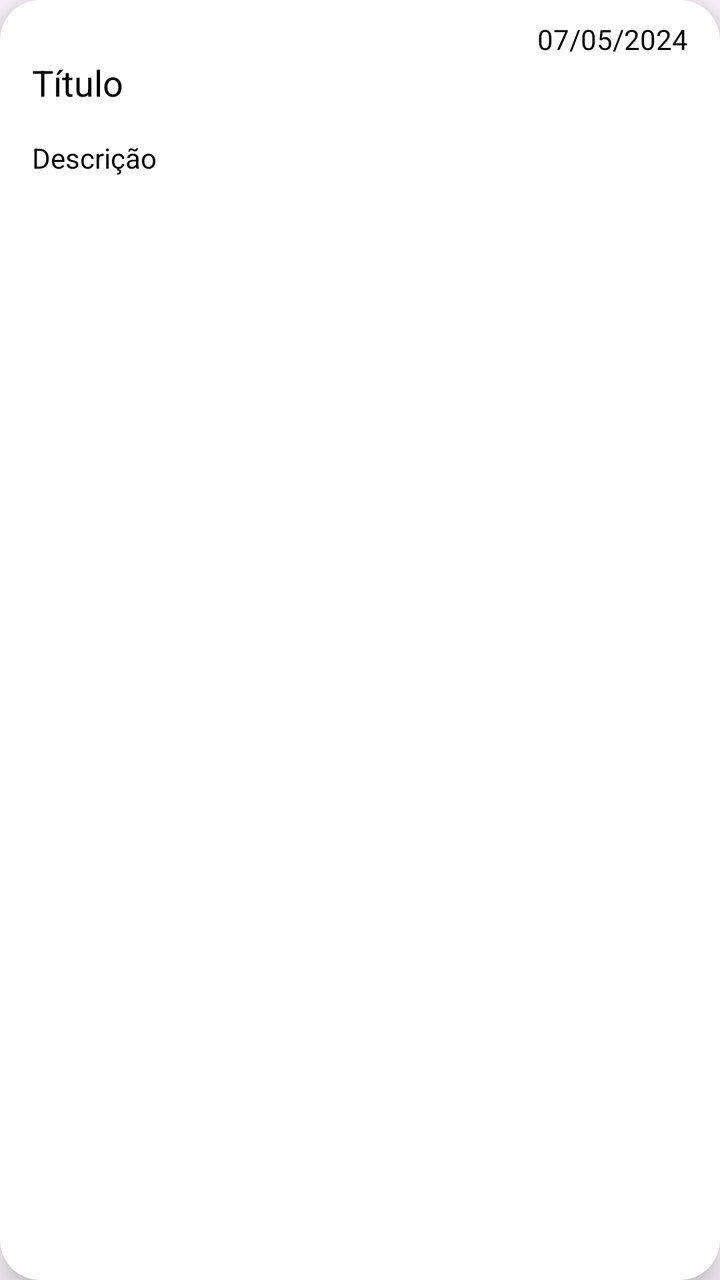
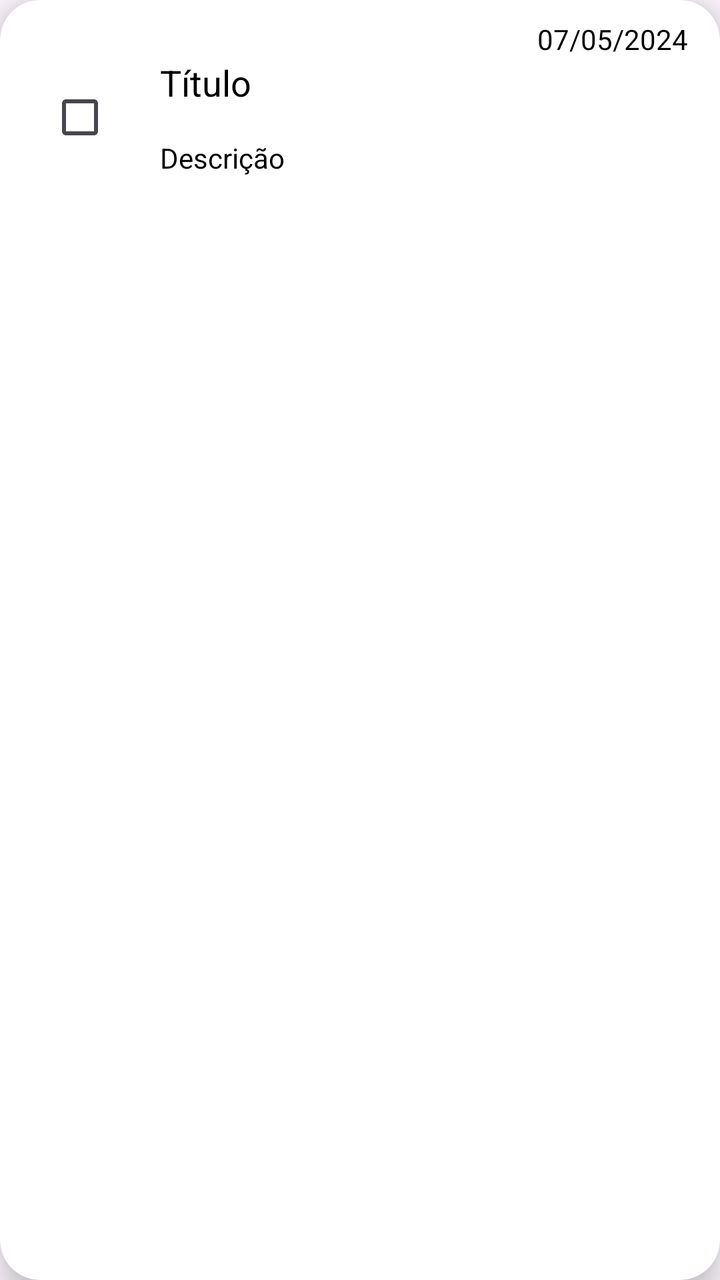

Before-and-after screenshots of an Android layout around one commit, followed by the original layout XML and the change that was made.
<!-- AndroidManifest.xml: application theme Theme.BlocoDeNotas -->
<!-- res/layout/notas_item.xml -->
<?xml version="1.0" encoding="utf-8"?>
<androidx.cardview.widget.CardView xmlns:android="http://schemas.android.com/apk/res/android"
    xmlns:app="http://schemas.android.com/apk/res-auto"
    android:layout_width="match_parent"
    android:layout_height="wrap_content"
    android:layout_marginHorizontal="10dp"
    android:layout_marginVertical="8dp"
    app:cardCornerRadius="20dp"
    app:cardElevation="10dp">

    <androidx.constraintlayout.widget.ConstraintLayout
        android:layout_width="match_parent"
        android:layout_height="wrap_content">

        <CheckBox
            android:id="@+id/checkbox"
            android:layout_width="wrap_content"
            android:layout_height="wrap_content"
            android:layout_marginStart="16dp"
            android:visibility="gone"
            app:layout_constraintBottom_toBottomOf="@id/descricao"
            app:layout_constraintStart_toStartOf="parent"
            app:layout_constraintTop_toTopOf="@id/titulo" />

        <TextView
            style="@style/TEXTO_LOGIN"
            android:id="@+id/data"
            android:layout_width="wrap_content"
            android:layout_height="wrap_content"
            android:layout_marginTop="10dp"
            android:layout_marginEnd="16dp"
            android:text="07/05/2024"
            app:layout_constraintEnd_toEndOf="parent"
            app:layout_constraintTop_toTopOf="parent" />

        <TextView
            android:id="@+id/titulo"
            style="@style/TEXTO_LOGIN"
            android:layout_width="0dp"
            android:layout_height="wrap_content"
            android:layout_marginHorizontal="16dp"
            android:ellipsize="end"
            android:maxLines="1"
            android:text="Título"
            android:textSize="18sp"
            app:layout_constraintEnd_toEndOf="parent"
            app:layout_constraintStart_toEndOf="@id/checkbox"
            app:layout_constraintTop_toBottomOf="@id/data" />

        <TextView
            android:id="@+id/descricao"
            style="@style/TEXTO_LOGIN"
            android:layout_width="0dp"
            android:layout_height="wrap_content"
            android:layout_marginHorizontal="16dp"
            android:layout_marginTop="16dp"
            android:layout_marginBottom="20dp"
            android:ellipsize="end"
            android:maxLines="2"
            android:text="Descrição"
            app:layout_constraintBottom_toBottomOf="parent"
            app:layout_constraintEnd_toEndOf="parent"
            app:layout_constraintStart_toEndOf="@id/checkbox"
            app:layout_constraintTop_toBottomOf="@id/titulo" />

    </androidx.constraintlayout.widget.ConstraintLayout>
</androidx.cardview.widget.CardView>
<!-- resources referenced by this layout -->
<resources>
  <style name="TEXTO_LOGIN">
  
          <item name="android:textColor">@color/black</item>
  
      </style>
  <style name="Theme.BlocoDeNotas" parent="Base.Theme.BlocoDeNotas" />
  <color name="black">#FF000000</color>
  <style name="Base.Theme.BlocoDeNotas" parent="Theme.Material3.DayNight.NoActionBar">
          
          <item name="colorPrimary">@color/black</item>
          <item name="colorPrimaryVariant">@color/white</item>
          
  
          <item name="colorControlActivated">@color/verde_claro</item>
  
          <item name="android:statusBarColor">?attr/colorPrimary</item>
  
      </style>
  <color name="white">#FFFFFFFF</color>
  <color name="verde_claro">#4CAF50</color>
</resources>

<!-- the commit's change to res/layout/notas_item.xml (unified diff, before → after) -->
@@ -17,7 +17,7 @@
             android:layout_width="wrap_content"
             android:layout_height="wrap_content"
             android:layout_marginStart="16dp"
-            android:visibility="gone"
+
             app:layout_constraintBottom_toBottomOf="@id/descricao"
             app:layout_constraintStart_toStartOf="parent"
             app:layout_constraintTop_toTopOf="@id/titulo" />
